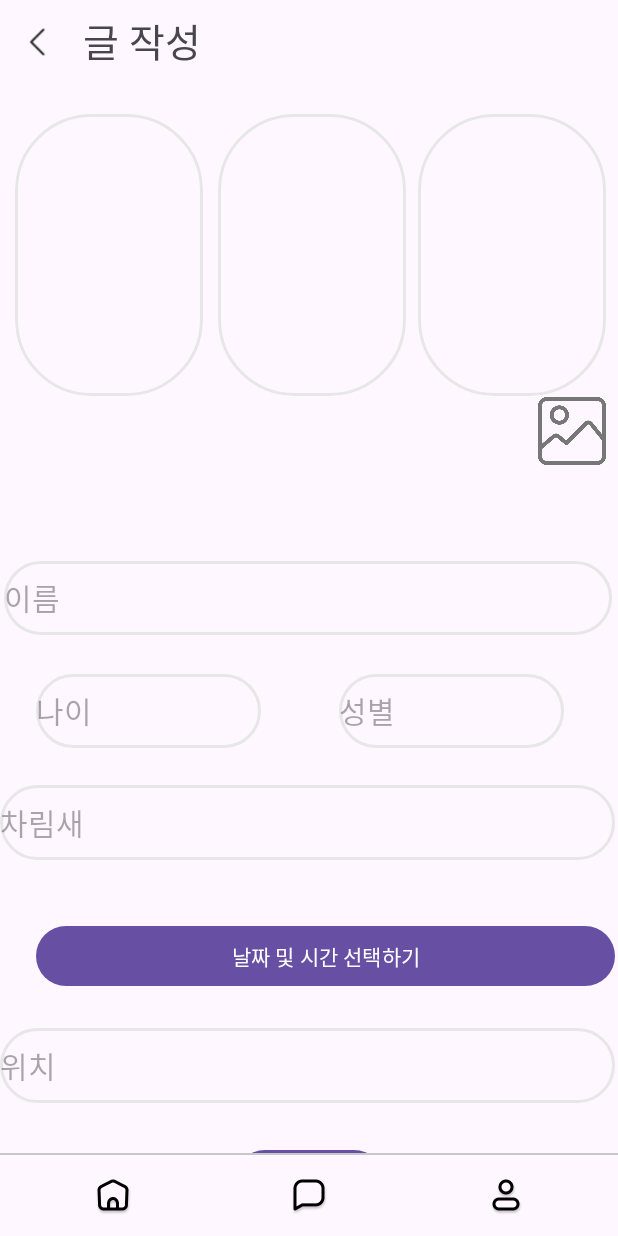
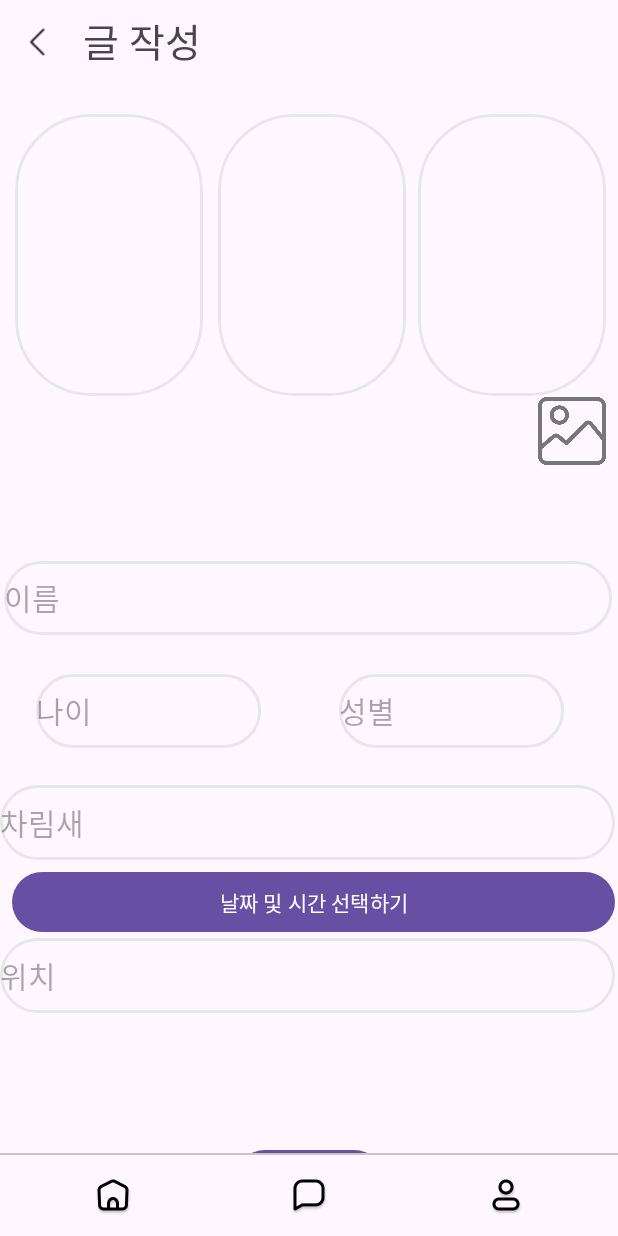
Before and after one commit to it-e-7/wHereRU, an Android app: the WritePageActivity screen opened directly, with no data from a screen before it, on a phone screen of 412 x 824 dp. Run offline under Robolectric (Android 15) with nearby library versions, the phone set to English and light mode, and no system bars; our stand-ins replace Firebase (no records; nobody signed in at launch, a user with empty details on screens opened directly); pictures from the network do not load.

Commit message:
[REFACTOR] : 코드 수정(여러 시도만 함 전부 주석)

```diff
--- a/wHereRU_Android/app/src/main/java/kosa/hdit5/whereru/MainActivity.kt
+++ b/wHereRU_Android/app/src/main/java/kosa/hdit5/whereru/MainActivity.kt
@@ -13,6 +13,7 @@ import android.os.Bundle
 import android.util.Log
 import com.google.firebase.messaging.FirebaseMessaging
 import android.content.Intent
+import android.content.pm.PackageManager
 import android.view.View
 import androidx.core.content.ContextCompat
 import com.google.firebase.analytics.FirebaseAnalytics
@@ -20,6 +21,7 @@ import com.google.firebase.inappmessaging.FirebaseInAppMessaging
 import com.google.firebase.messaging.RemoteMessage
 import androidx.activity.result.ActivityResultLauncher
 import androidx.activity.result.contract.ActivityResultContracts
+import androidx.core.app.ActivityCompat
 import kosa.hdit5.whereru.databinding.ActivityMainBinding
 import kosa.hdit5.whereru.util.GlobalState
 import kosa.hdit5.whereru.util.retrofit.main.RetrofitBuilder
@@ -50,7 +52,12 @@ class MainActivity : AppCompatActivity() {
                 .commit()
         }
     }
-
+    override fun onRequestPermissionsResult(requestCode: Int, permissions: Array<String>, grantResults: IntArray) {
+        super.onRequestPermissionsResult(requestCode, permissions, grantResults)
+        if (requestCode == 1 && grantResults.isNotEmpty() && grantResults[0] == PackageManager.PERMISSION_GRANTED) {
+            // APN 설정에 접근할 수 있는 권한이 부여되었으므로 처리할 코드를 추가하세요.
+        }
+    }
     override fun onCreate(savedInstanceState: Bundle?) {
         super.onCreate(savedInstanceState)
 
--- a/wHereRU_Android/app/src/main/res/layout/activity_write_page.xml
+++ b/wHereRU_Android/app/src/main/res/layout/activity_write_page.xml
@@ -173,25 +173,25 @@
                     android:id="@+id/show_picker_button"
                     android:layout_width="match_parent"
                     android:layout_height="wrap_content"
-                    android:layout_marginStart="24dp"
+                    android:layout_marginStart="8dp"
                     android:layout_marginTop="40dp"
                     android:text="날짜 및 시간 선택하기"
                     app:layout_constraintBottom_toTopOf="@+id/write_point"
                     app:layout_constraintStart_toStartOf="parent"
                     app:layout_constraintTop_toBottomOf="@+id/write_outfit"
-                    app:layout_constraintVertical_bias="0.0" />
+                    app:layout_constraintVertical_bias="1.0" />
 
                 <EditText
                     android:id="@+id/write_point"
                     android:layout_width="match_parent"
                     android:layout_height="50dp"
-                    android:layout_marginBottom="16dp"
+                    android:layout_marginBottom="76dp"
                     android:background="@drawable/write_page_background"
                     android:hint="위치"
                     android:textSize="20dp"
                     app:layout_constraintBottom_toBottomOf="parent"
                     app:layout_constraintEnd_toEndOf="parent"
-                    app:layout_constraintHorizontal_bias="0.0"
+                    app:layout_constraintHorizontal_bias="1.0"
                     app:layout_constraintStart_toStartOf="parent" />
 
                 <EditText
@@ -223,6 +223,15 @@
                 app:layout_constraintStart_toStartOf="parent"
                 app:layout_constraintTop_toBottomOf="@+id/write_box"
                 app:layout_constraintVertical_bias="0.0" />
+<!--시도해봄-->
+<!--            <Button-->
+<!--                android:id="@+id/location"-->
+<!--                android:layout_width="match_parent"-->
+<!--                android:layout_height="wrap_content"-->
+<!--                android:text="위치 설정하기"-->
+<!--                app:layout_constraintBottom_toTopOf="@+id/finish_write_button"-->
+<!--                app:layout_constraintEnd_toEndOf="parent"-->
+<!--                app:layout_constraintStart_toStartOf="parent" />-->
 
         </androidx.constraintlayout.widget.ConstraintLayout>
     </androidx.core.widget.NestedScrollView>
```
Also changed, not shown: wHereRU_Android/app/src/main/AndroidManifest.xml (+8 -0 lines), wHereRU_Android/app/src/main/java/kosa/hdit5/whereru/WritePageActivity.kt (+77 -6 lines).
